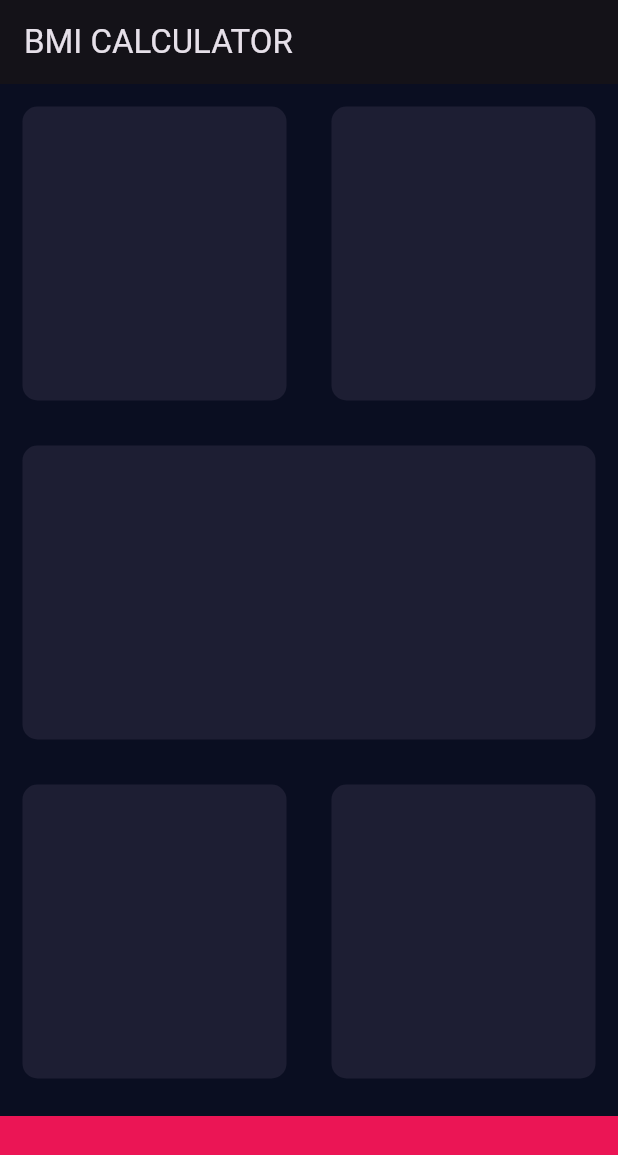
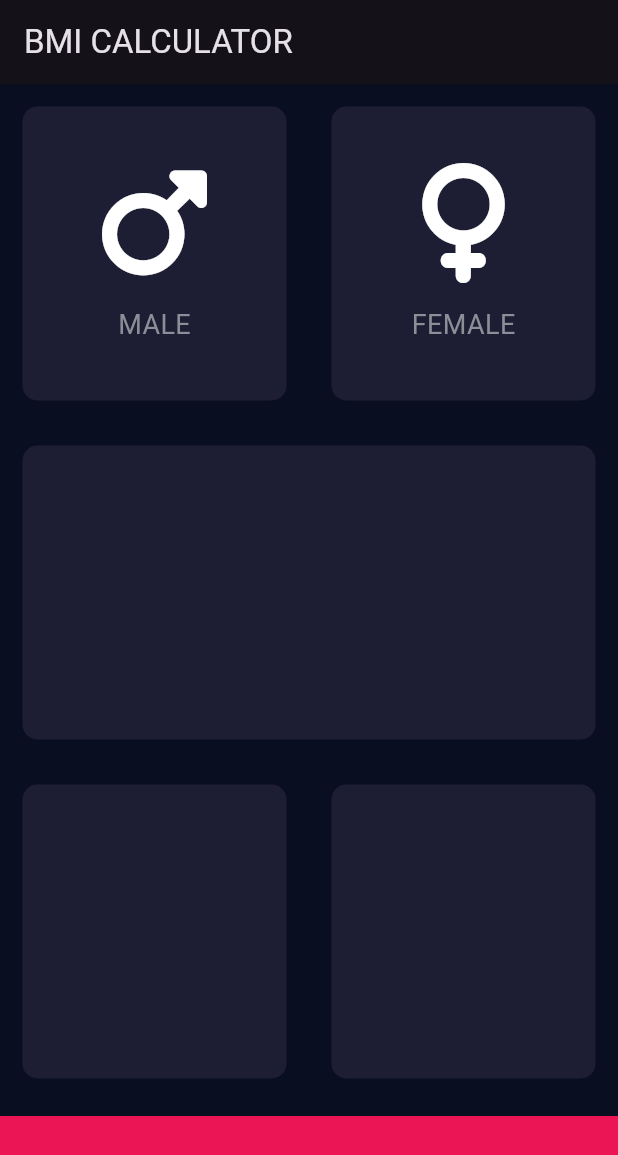
Before and after one commit to pawelmajchrzak/bmi_calculator_flutter, a Flutter app: the screen it shows after launch, on a phone screen of 412 x 824 dp. Shown: the top 1155 px of the screen. Run offline on Flutter 3.47's test engine with Material 3 defaults, Android fonts, the phone set to English and light mode, and no system bars; our stand-ins replace font_awesome_flutter.

Commit message:
creating new classes: reusableCard and iconContent

```diff
--- /dev/null
+++ b/lib/icon_content.dart
@@ -0,0 +1,35 @@
+import 'package:flutter/material.dart';
+
+const textColor = Color(0xFF8D8E98);
+const labelTextStyle = TextStyle(
+  fontSize: 18.0,
+  color: textColor,
+);
+
+class IconContent extends StatelessWidget {
+
+  final IconData icon;
+  final String label;
+
+  IconContent(this.icon, this.label);
+
+  @override
+  Widget build(BuildContext context) {
+    return Column(
+      mainAxisAlignment: MainAxisAlignment.center,
+      children: [
+        Icon(
+          icon,
+          size: 80.0,
+        ),
+        SizedBox(
+          height: 15.0,
+        ),
+        Text(
+          label,
+          style: labelTextStyle,
+        )
+      ],
+    );
+  }
+}
--- a/lib/input_page.dart
+++ b/lib/input_page.dart
@@ -1,4 +1,7 @@
 import 'package:flutter/material.dart';
+import 'package:font_awesome_flutter/font_awesome_flutter.dart';
+import 'reusable_card.dart';
+import 'icon_content.dart';
 
 const bottomContainerHeight = 80.0;
 const colorOfWidgets = Color(0xFF1D1E33);
@@ -22,28 +25,35 @@ class _InputPageState extends State<InputPage> {
             child: Row(
               children: [
                 Expanded(
-                  child: ReusableCard(colorOfWidgets),
+                  child: ReusableCard(
+                    colorOfWidgets,
+                    IconContent(FontAwesomeIcons.mars, 'MALE'),
+                  ),
                 ),
                 Expanded(
-                  child: ReusableCard(colorOfWidgets),
+                  child: ReusableCard(
+                    colorOfWidgets,
+                    IconContent(FontAwesomeIcons.venus, 'FEMALE'),
+                  ),
                 ),
               ],
             ),
           ),
           Expanded(
-            child: ReusableCard(colorOfWidgets),
+            child: ReusableCard(colorOfWidgets, Container()),
           ),
           Expanded(
             child: Row(
               children: [
                 Expanded(
-                  child: ReusableCard(colorOfWidgets),
+                  child: ReusableCard(colorOfWidgets, Container()),
                 ),
                 Expanded(
-                  child: ReusableCard(colorOfWidgets),
+                  child: ReusableCard(colorOfWidgets, Container()),
                 ),
               ],
-            ),),
+            ),
+          ),
           Container(
             color: bottomColorOfWidgets,
             margin: EdgeInsets.only(top: 10.0),
@@ -55,20 +65,3 @@ class _InputPageState extends State<InputPage> {
     );
   }
 }
-
-class ReusableCard extends StatelessWidget {
-  ReusableCard(this.colour);
-
-  final Color colour;
-
-  @override
-  Widget build(BuildContext context) {
-    return Container(
-      margin: EdgeInsets.all(15.0),
-      decoration: BoxDecoration(
-        color: colour,
-        borderRadius: BorderRadius.circular(10.0),
-      ),
-    );
-  }
-}
--- /dev/null
+++ b/lib/reusable_card.dart
@@ -0,0 +1,20 @@
+import 'package:flutter/material.dart';
+
+class ReusableCard extends StatelessWidget {
+  ReusableCard(this.colour, this.cardChild);
+
+  final Color colour;
+  final Widget cardChild;
+
+  @override
+  Widget build(BuildContext context) {
+    return Container(
+      child: cardChild,
+      margin: EdgeInsets.all(15.0),
+      decoration: BoxDecoration(
+        color: colour,
+        borderRadius: BorderRadius.circular(10.0),
+      ),
+    );
+  }
+}
--- a/pubspec.yaml
+++ b/pubspec.yaml
@@ -35,6 +35,7 @@ dependencies:
   # The following adds the Cupertino Icons font to your application.
   # Use with the CupertinoIcons class for iOS style icons.
   cupertino_icons: ^1.0.2
+  font_awesome_flutter: ^10.7.0
 
 dev_dependencies:
   flutter_test:
```
Also changed, not shown: pubspec.lock.
